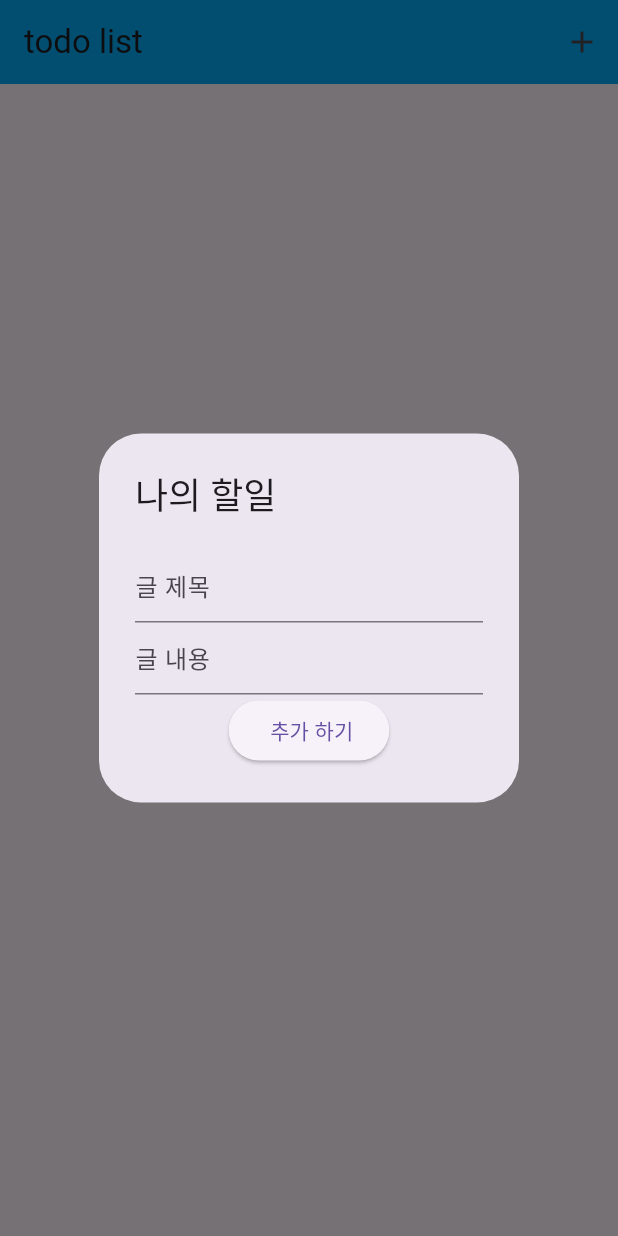
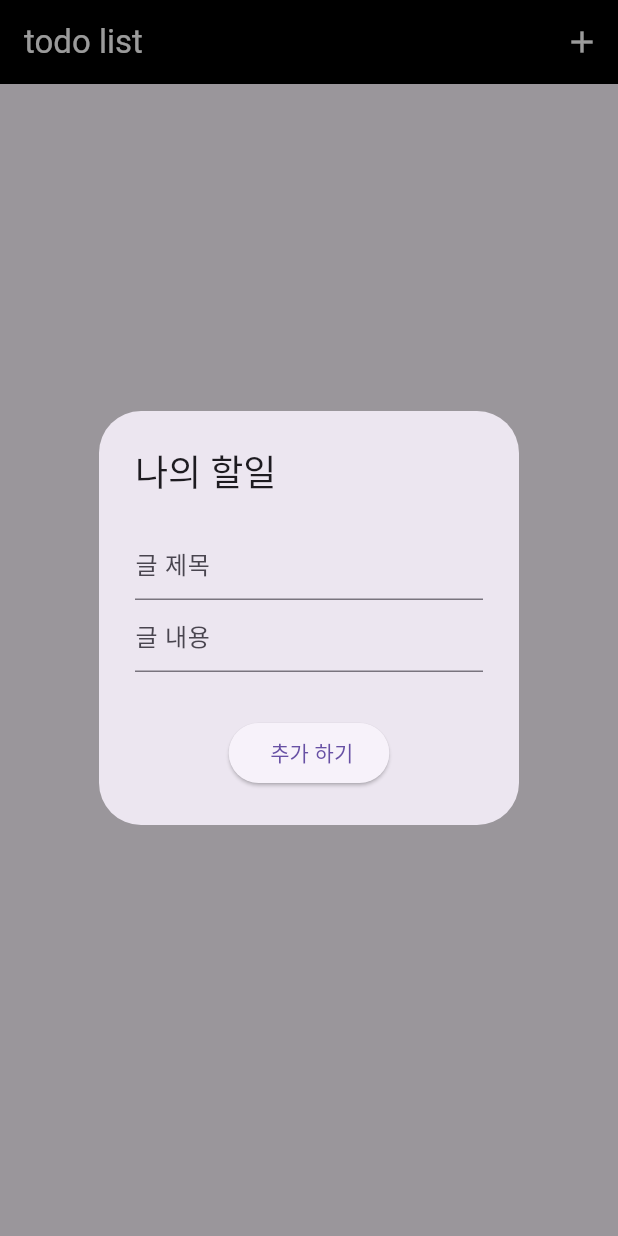
Before and after one commit to jerry-joohee/flutter_study_1, a Flutter app: the screen it shows after launch, after a tap on the "add" icon, on a phone screen of 412 x 824 dp. Run offline on Flutter 3.47's test engine with Material 3 defaults, Android fonts, the phone set to English and light mode, and no system bars.

```diff
--- a/lib/todolist.dart
+++ b/lib/todolist.dart
@@ -28,9 +28,10 @@ class _todoApp extends State<todoApp> {
   Widget build(BuildContext context) {
     return Scaffold(
       appBar: AppBar(
-        backgroundColor: Colors.lightBlue,
+        backgroundColor: Colors.black,
         title: Text(
           "todo list",
+          style: TextStyle(color: Colors.white),
         ),
         actions: [
           IconButton(
@@ -38,6 +39,8 @@ class _todoApp extends State<todoApp> {
             onPressed: () {
               showDialog(
                 //팝업
+                barrierColor: Colors.black.withAlpha(100),
+                //딤
                 context: context,
                 builder: (_) {
                   //builder : 다이얼로그의 UI를 정의하는 함수
@@ -63,34 +66,48 @@ class _todoApp extends State<todoApp> {
                         },
                         decoration: InputDecoration(hintText: "글 내용"),
                       ),
+                      SizedBox(
+                        height: 30,
+                      ),
                       Center(
                         child: ElevatedButton(
                           //ElevatedButton: 누를 수 있는 버튼 위젯
                           onPressed: () {
                             Navigator.of(context).pop();
                             setState(() {
-                                    todos.add(Todo(
-                                        title: title,
-                                        description: description));
+                              todos.add(
+                                  Todo(title: title, description: description));
                             });
                           },
-                                child: Text(" 추가 하기")))
+                          child: Text(" 추가 하기"),
+                        ),
+                      )
                     ],
                   );
                 },
               );
             },
-              icon: Icon(Icons.add))
+            icon: Icon(
+              Icons.add,
+              color: Colors.white,
+            ),
+          )
         ],
       ),
       body: ListView.builder(
         itemBuilder: (_, index) {
           //itemBuilder: 각 항목을 어떻게 렌더링할지 정의하는 함수. 여기서는 ListTile을 반환
-          return InkWell(
-            //InkWell: 터치 이벤트를 감지하는 위젯
-            child: ListTile(
+          return ListTile(
             title: Text(todos[index].title),
             subtitle: Text(todos[index].description),
+            trailing: IconButton(
+              //trailing: 항목의 끝부분에 표시될 위젯
+              onPressed: () {
+                setState(() {
+                  todos.removeAt(index);
+                });
+              },
+              icon: Icon(Icons.delete, color: Colors.red),
             ),
           );
         },
```
Lines whose indentation alone changed are shown as unchanged.
